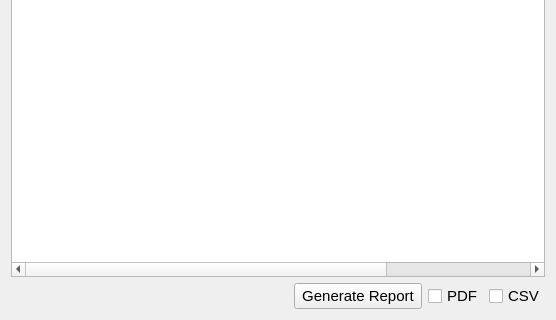
Watti/estorecpp, file estorecpp/revenuemasterreport.ui: the form before one commit; both pictures show x 0 to 556 and y 166 to 486 of the 556 by 486 pixel window.
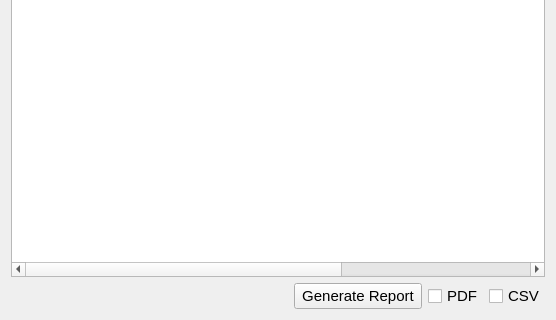
The form after the commit.

What changed in the file:
```diff
--- a/estorecpp/revenuemasterreport.ui
+++ b/estorecpp/revenuemasterreport.ui
@@ -104,7 +104,7 @@
       <number>0</number>
      </property>
      <property name="columnCount">
-      <number>7</number>
+      <number>8</number>
      </property>
      <attribute name="horizontalHeaderVisible">
       <bool>true</bool>
@@ -119,6 +119,7 @@
      <column/>
      <column/>
      <column/>
+     <column/>
     </widget>
    </item>
    <item>
```
